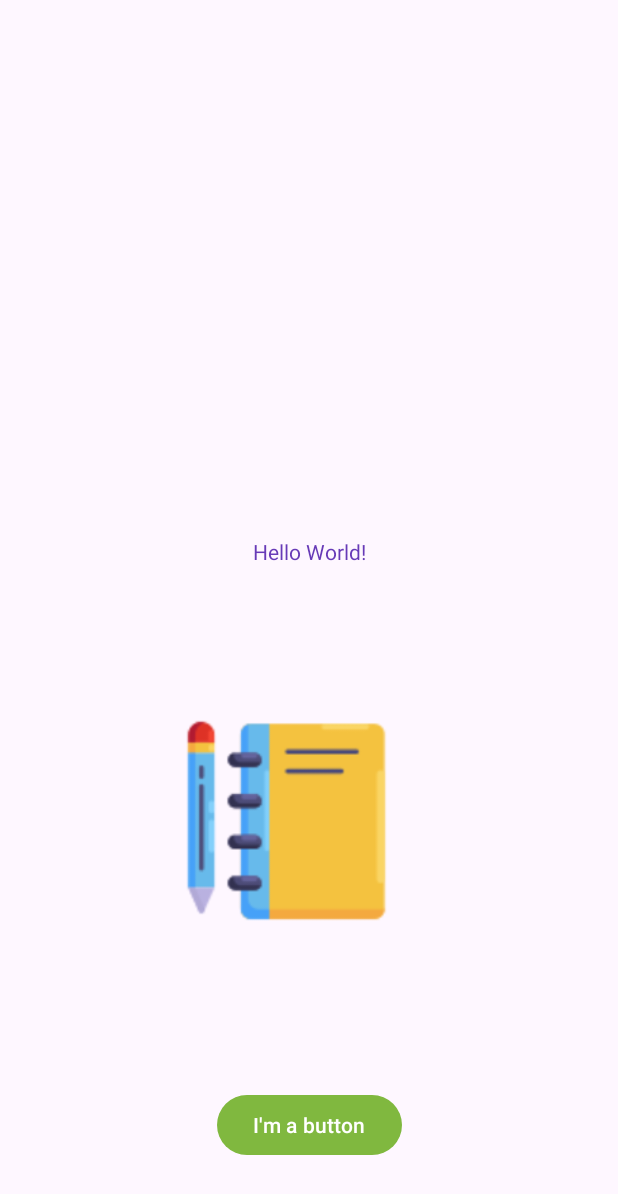
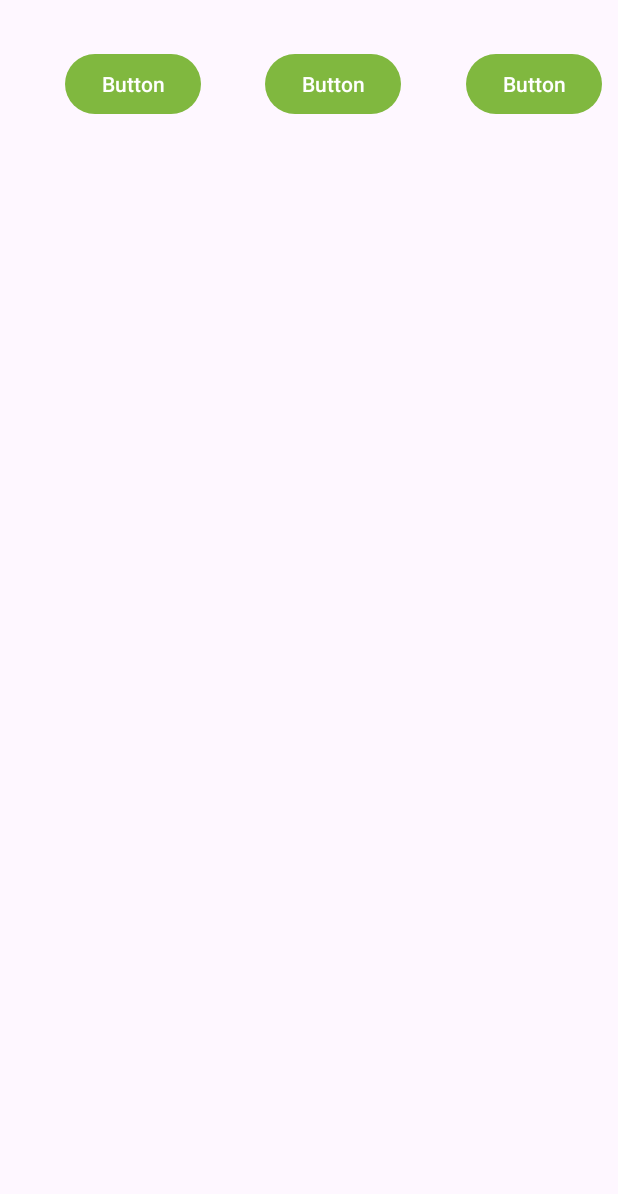
Before and after one commit to prabh-preet/Prabhpreet_Android_Labs, an Android app: the screen it shows after launch (MainActivity), on a phone screen of 412 x 824 dp. Shown: the top 1194 px of the screen. Run offline under Robolectric (Android 15) with nearby library versions, the phone set to English and light mode, and no system bars.

Commit message:
Initial Commit: Finished Step 2 by adding three buttons and created a horizontal chain of those buttons. Name: Prabhpreet Kaur Email: 90541085053@algonquincdistudent.ca

```diff
--- a/app/src/main/res/layout/activity_main.xml
+++ b/app/src/main/res/layout/activity_main.xml
@@ -6,41 +6,37 @@
     android:layout_height="match_parent"
     tools:context=".MainActivity">
 
-    <TextView
-        android:id="@+id/textView"
-        android:layout_width="wrap_content"
-        android:layout_height="wrap_content"
-        android:text="@string/hello_message"
-        app:layout_constraintBottom_toBottomOf="parent"
-        app:layout_constraintEnd_toEndOf="parent"
-        app:layout_constraintStart_toStartOf="parent"
-        app:layout_constraintTop_toTopOf="parent"
-        app:layout_constraintVertical_bias="0.445" />
-
     <Button
         android:id="@+id/button"
         android:layout_width="wrap_content"
         android:layout_height="wrap_content"
-        android:layout_marginBottom="50dp"
-        android:text="@string/button_message"
-        app:layout_constraintBottom_toBottomOf="parent"
+        android:layout_marginStart="32dp"
+        android:layout_marginTop="32dp"
+        android:text="Button"
+        app:layout_constraintEnd_toStartOf="@+id/button2"
+        app:layout_constraintHorizontal_bias="0.5"
+        app:layout_constraintStart_toStartOf="parent"
+        app:layout_constraintTop_toTopOf="parent" />
+
+    <Button
+        android:id="@+id/button2"
+        android:layout_width="wrap_content"
+        android:layout_height="wrap_content"
+        android:layout_marginStart="32dp"
+        android:text="Button"
+        app:layout_constraintEnd_toStartOf="@+id/button3"
+        app:layout_constraintHorizontal_bias="0.5"
+        app:layout_constraintStart_toEndOf="@+id/button"
+        app:layout_constraintTop_toTopOf="@+id/button" />
+
+    <Button
+        android:id="@+id/button3"
+        android:layout_width="wrap_content"
+        android:layout_height="wrap_content"
+        android:layout_marginStart="32dp"
+        android:text="Button"
         app:layout_constraintEnd_toEndOf="parent"
         app:layout_constraintHorizontal_bias="0.5"
-        app:layout_constraintStart_toStartOf="parent" />
-
-    <ImageView
-        android:id="@+id/imageView"
-        android:layout_width="171dp"
-        android:layout_height="162dp"
-        android:layout_marginStart="90dp"
-        android:layout_marginTop="63dp"
-        android:layout_marginEnd="120dp"
-        android:layout_marginBottom="73dp"
-        app:layout_constraintBottom_toTopOf="@+id/button"
-        app:layout_constraintEnd_toEndOf="parent"
-        app:layout_constraintHorizontal_bias="0.5"
-        app:layout_constraintStart_toStartOf="parent"
-        app:layout_constraintTop_toBottomOf="@+id/textView"
-        app:srcCompat="@drawable/study_image" />
-
+        app:layout_constraintStart_toEndOf="@+id/button2"
+        app:layout_constraintTop_toTopOf="@+id/button2" />
 </androidx.constraintlayout.widget.ConstraintLayout>
```
